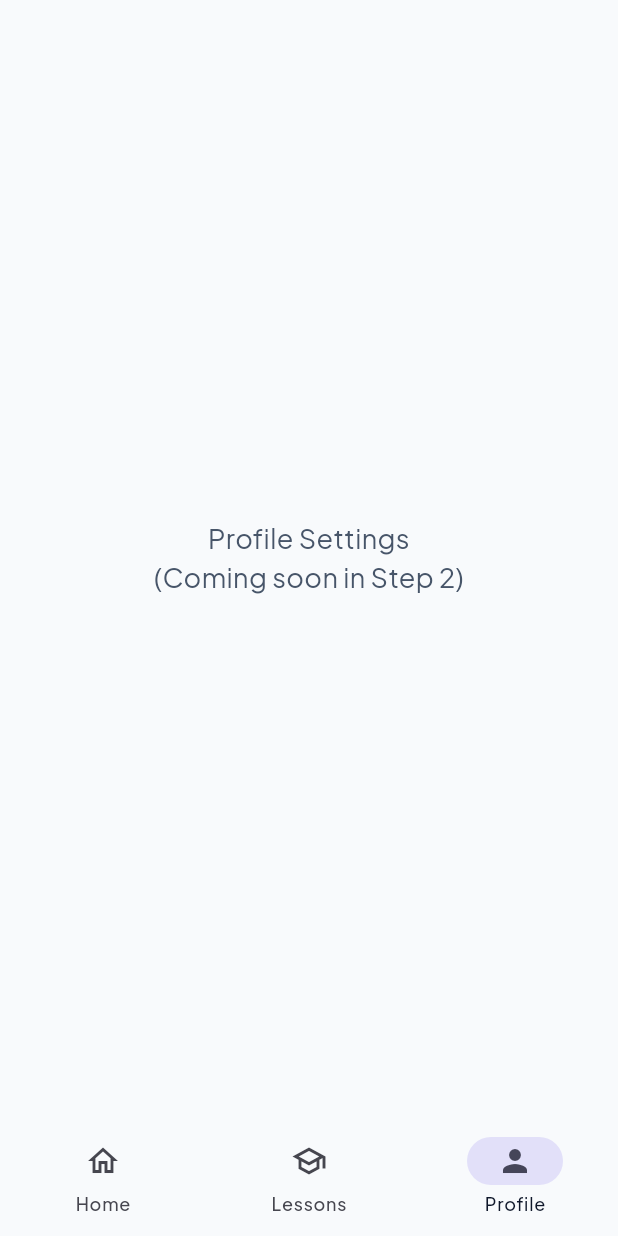
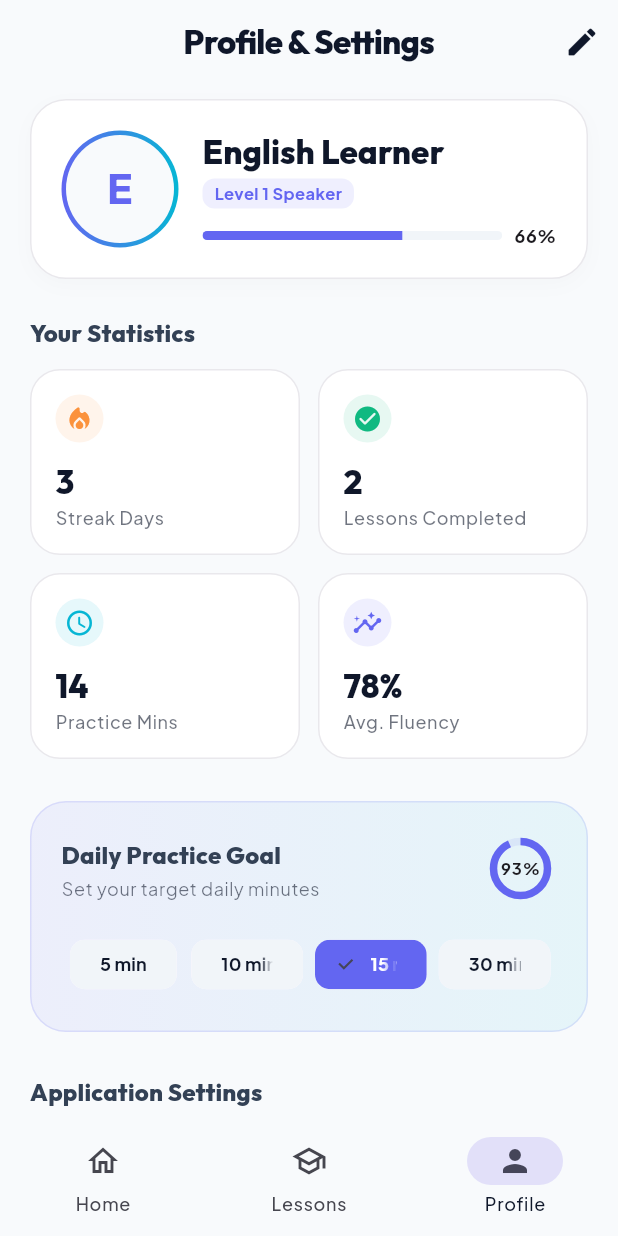
Before and after one commit to Vickey-m-victor/eloque, a Flutter app: the screen it shows after launch, item 3 of the bottom bar chosen, on a phone screen of 412 x 824 dp. Run offline on Flutter 3.47's test engine with Material 3 defaults, Android fonts, the light colour scheme and no system bars; our stand-ins replace google_fonts; missing offline and left inert: record.

Commit message:
did some edits on the profile screen

```diff
--- a/lib/screens/main_navigation_screen.dart
+++ b/lib/screens/main_navigation_screen.dart
@@ -1,6 +1,7 @@
 import 'package:flutter/material.dart';
 import 'home_screen.dart';
 import 'lesson_selection_screen.dart';
+import 'profile_screen.dart';
 
 class MainNavigationScreen extends StatefulWidget {
   const MainNavigationScreen({super.key});
@@ -15,13 +16,7 @@ class _MainNavigationScreenState extends State<MainNavigationScreen> {
   final List<Widget> _screens = [
     const HomeScreen(),
     const LessonSelectionScreen(),
-    const Center(
-      child: Text(
-        'Profile Settings\n(Coming soon in Step 2)',
-        textAlign: TextAlign.center,
-        style: TextStyle(fontSize: 18),
-      ),
-    ),
+    const ProfileScreen(),
   ];
 
   @override
--- /dev/null
+++ b/lib/screens/profile_screen.dart
@@ -0,0 +1,528 @@
+import 'package:flutter/material.dart';
+import 'package:provider/provider.dart';
+import '../providers/lesson_provider.dart';
+import '../providers/theme_provider.dart';
+
+class ProfileScreen extends StatefulWidget {
+  const ProfileScreen({super.key});
+
+  @override
+  State<ProfileScreen> createState() => _ProfileScreenState();
+}
+
+class _ProfileScreenState extends State<ProfileScreen> {
+  String _userName = 'English Learner';
+  int _dailyGoalMinutes = 15; // default daily goal
+
+  @override
+  Widget build(BuildContext context) {
+    final theme = Theme.of(context);
+    final isDark = theme.brightness == Brightness.dark;
+    final lessonProvider = Provider.of<LessonProvider>(context);
+    final themeProvider = Provider.of<ThemeProvider>(context);
+
+    // Calculate level based on completed lessons
+    final int userLevel = 1 + (lessonProvider.completedLessonsCount ~/ 3);
+    final int nextLevelLessons = (userLevel * 3);
+    final int prevLevelLessons = (userLevel - 1) * 3;
+    final double levelProgress = ((lessonProvider.completedLessonsCount - prevLevelLessons) / 3).clamp(0.0, 1.0);
+
+    // Calculate daily goal progress
+    final double dailyGoalProgress = (lessonProvider.totalPracticeMinutes / _dailyGoalMinutes).clamp(0.0, 1.0);
+
+    return Scaffold(
+      appBar: AppBar(
+        title: Text(
+          'Profile & Settings',
+          style: theme.textTheme.titleLarge?.copyWith(
+            fontWeight: FontWeight.w800,
+            letterSpacing: -0.5,
+          ),
+        ),
+        actions: [
+          IconButton(
+            icon: const Icon(Icons.edit_rounded),
+            tooltip: 'Edit Profile Name',
+            onPressed: _showEditNameDialog,
+          ),
+        ],
+      ),
+      body: SafeArea(
+        child: SingleChildScrollView(
+          padding: const EdgeInsets.symmetric(horizontal: 20, vertical: 10),
+          child: Column(
+            crossAxisAlignment: CrossAxisAlignment.start,
+            children: [
+              // 1. Profile Header Widget
+              _buildProfileHeader(theme, userLevel, levelProgress),
+              const SizedBox(height: 24),
+
+              // 2. Statistics Grid
+              _buildStatsGrid(context, lessonProvider, theme),
+              const SizedBox(height: 28),
+
+              // 3. Daily Practice Goal
+              _buildDailyGoalCard(theme, dailyGoalProgress),
+              const SizedBox(height: 28),
+
+              // 4. Settings Section
+              Text(
+                'Application Settings',
+                style: theme.textTheme.titleMedium?.copyWith(
+                  fontWeight: FontWeight.w800,
+                ),
+              ),
+              const SizedBox(height: 12),
+              _buildSettingsCard(context, themeProvider, theme, isDark),
+              const SizedBox(height: 32),
+            ],
+          ),
+        ),
+      ),
+    );
+  }
+
+  Widget _buildProfileHeader(ThemeData theme, int level, double progress) {
+    return Container(
+      padding: const EdgeInsets.all(20),
+      decoration: BoxDecoration(
+        color: theme.colorScheme.surface,
+        borderRadius: BorderRadius.circular(24),
+        border: Border.all(
+          color: theme.colorScheme.outlineVariant.withOpacity(0.4),
+        ),
+        boxShadow: [
+          BoxShadow(
+            color: Colors.black.withOpacity(0.02),
+            blurRadius: 10,
+            offset: const Offset(0, 4),
+          ),
+        ],
+      ),
+      child: Row(
+        children: [
+          // Avatar with gradient border
+          Container(
+            padding: const EdgeInsets.all(3),
+            decoration: BoxDecoration(
+              shape: BoxShape.circle,
+              gradient: LinearGradient(
+                colors: [theme.colorScheme.primary, theme.colorScheme.secondary],
+              ),
+            ),
+            child: CircleAvatar(
+              radius: 36,
+              backgroundColor: theme.colorScheme.background,
+              child: Text(
+                _userName.isNotEmpty ? _userName[0].toUpperCase() : 'U',
+                style: theme.textTheme.headlineMedium?.copyWith(
+                  fontWeight: FontWeight.bold,
+                  color: theme.colorScheme.primary,
+                ),
+              ),
+            ),
+          ),
+          const SizedBox(width: 16),
+          // User Details & Level Progress
+          Expanded(
+            child: Column(
+              crossAxisAlignment: CrossAxisAlignment.start,
+              children: [
+                Text(
+                  _userName,
+                  style: theme.textTheme.titleLarge?.copyWith(
+                    fontWeight: FontWeight.w800,
+                  ),
+                  maxLines: 1,
+                  overflow: TextOverflow.ellipsis,
+                ),
+                const SizedBox(height: 4),
+                Container(
+                  padding: const EdgeInsets.symmetric(horizontal: 8, vertical: 2),
+                  decoration: BoxDecoration(
+                    color: theme.colorScheme.primary.withOpacity(0.1),
+                    borderRadius: BorderRadius.circular(8),
+                  ),
+                  child: Text(
+                    'Level $level Speaker',
+                    style: TextStyle(
+                      color: theme.colorScheme.primary,
+                      fontSize: 11,
+                      fontWeight: FontWeight.bold,
+                    ),
+                  ),
+                ),
+                const SizedBox(height: 10),
+                // Level progress bar
+                Row(
+                  children: [
+                    Expanded(
+                      child: ClipRRect(
+                        borderRadius: BorderRadius.circular(4),
+                        child: LinearProgressIndicator(
+                          value: progress,
+                          minHeight: 6,
+                          backgroundColor: theme.colorScheme.surfaceVariant,
+                          color: theme.colorScheme.primary,
+                        ),
+                      ),
+                    ),
+                    const SizedBox(width: 8),
+                    Text(
+                      '${(progress * 100).toInt()}%',
+                      style: theme.textTheme.bodySmall?.copyWith(
+                        fontWeight: FontWeight.bold,
+                      ),
+                    ),
+                  ],
+                ),
+              ],
+            ),
+          ),
+        ],
+      ),
+    );
+  }
+
+  Widget _buildStatsGrid(BuildContext context, LessonProvider provider, ThemeData theme) {
+    return Column(
+      crossAxisAlignment: CrossAxisAlignment.start,
+      children: [
+        Text(
+          'Your Statistics',
+          style: theme.textTheme.titleMedium?.copyWith(
+            fontWeight: FontWeight.w800,
+          ),
+        ),
+        const SizedBox(height: 12),
+        Row(
+          children: [
+            Expanded(
+              child: _buildStatTile(
+                theme,
+                title: 'Streak Days',
+                value: '${provider.streakDays}',
+                icon: Icons.local_fire_department_rounded,
+                iconColor: const Color(0xFFFB923C),
+              ),
+            ),
+            const SizedBox(width: 12),
+            Expanded(
+              child: _buildStatTile(
+                theme,
+                title: 'Lessons Completed',
+                value: '${provider.completedLessonsCount}',
+                icon: Icons.check_circle_rounded,
+                iconColor: const Color(0xFF10B981),
+              ),
+            ),
+          ],
+        ),
+        const SizedBox(height: 12),
+        Row(
+          children: [
+            Expanded(
+              child: _buildStatTile(
+                theme,
+                title: 'Practice Mins',
+                value: '${provider.totalPracticeMinutes}',
+                icon: Icons.schedule_rounded,
+                iconColor: const Color(0xFF06B6D4),
+              ),
+            ),
+            const SizedBox(width: 12),
+            Expanded(
+              child: _buildStatTile(
+                theme,
+                title: 'Avg. Fluency',
+                value: '${provider.averageFluencyScore}%',
+                icon: Icons.insights_rounded,
+                iconColor: theme.colorScheme.primary,
+              ),
+            ),
+          ],
+        ),
+      ],
+    );
+  }
+
+  Widget _buildStatTile(
+    ThemeData theme, {
+    required String title,
+    required String value,
+    required IconData icon,
+    required Color iconColor,
+  }) {
+    return Container(
+      padding: const EdgeInsets.all(16),
+      decoration: BoxDecoration(
+        color: theme.colorScheme.surface,
+        borderRadius: BorderRadius.circular(20),
+        border: Border.all(
+          color: theme.colorScheme.outlineVariant.withOpacity(0.4),
+        ),
+      ),
+      child: Column(
+        crossAxisAlignment: CrossAxisAlignment.start,
+        children: [
+          Row(
+            mainAxisAlignment: MainAxisAlignment.spaceBetween,
+            children: [
+              Container(
+                padding: const EdgeInsets.all(6),
+                decoration: BoxDecoration(
+                  color: iconColor.withOpacity(0.1),
+                  shape: BoxShape.circle,
+                ),
+                child: Icon(icon, color: iconColor, size: 20),
+              ),
+            ],
+          ),
+          const SizedBox(height: 12),
+          Text(
+            value,
+            style: theme.textTheme.headlineMedium?.copyWith(
+              fontWeight: FontWeight.w800,
+              fontSize: 22,
+            ),
+          ),
+          const SizedBox(height: 2),
+          Text(
+            title,
+            style: theme.textTheme.bodySmall?.copyWith(
+              color: theme.colorScheme.onBackground.withOpacity(0.6),
+              fontWeight: FontWeight.w500,
+            ),
+          ),
+        ],
+      ),
+    );
+  }
+
+  Widget _buildDailyGoalCard(ThemeData theme, double progress) {
+    return Container(
+      padding: const EdgeInsets.all(20),
+      decoration: BoxDecoration(
+        gradient: LinearGradient(
+          colors: [
+            theme.colorScheme.primary.withOpacity(0.08),
+            theme.colorScheme.secondary.withOpacity(0.08),
+          ],
+        ),
+        borderRadius: BorderRadius.circular(24),
+        border: Border.all(
+          color: theme.colorScheme.primary.withOpacity(0.15),
+        ),
+      ),
+      child: Column(
+        crossAxisAlignment: CrossAxisAlignment.start,
+        children: [
+          Row(
+            mainAxisAlignment: MainAxisAlignment.spaceBetween,
+            children: [
+              Column(
+                crossAxisAlignment: CrossAxisAlignment.start,
+                children: [
+                  Text(
+                    'Daily Practice Goal',
+                    style: theme.textTheme.titleMedium?.copyWith(
+                      fontWeight: FontWeight.w800,
+                    ),
+                  ),
+                  const SizedBox(height: 2),
+                  Text(
+                    'Set your target daily minutes',
+                    style: theme.textTheme.bodySmall?.copyWith(
+                      color: theme.colorScheme.onBackground.withOpacity(0.6),
+                    ),
+                  ),
+                ],
+              ),
+              // Circular progress indicator
+              SizedBox(
+                height: 48,
+                width: 48,
+                child: Stack(
+                  alignment: Alignment.center,
+                  children: [
+                    CircularProgressIndicator(
+                      value: progress,
+                      backgroundColor: theme.colorScheme.primary.withOpacity(0.1),
+                      color: theme.colorScheme.primary,
+                      strokeWidth: 5,
+                    ),
+                    Text(
+                      '${(progress * 100).toInt()}%',
+                      style: theme.textTheme.labelSmall?.copyWith(
+                        fontWeight: FontWeight.bold,
+                      ),
+                    ),
+                  ],
+                ),
+              ),
+            ],
+          ),
+          const SizedBox(height: 16),
+          // Goal Selector Chips
+          Row(
+            mainAxisAlignment: MainAxisAlignment.spaceBetween,
+            children: [5, 10, 15, 30].map((minutes) {
+              final isSelected = _dailyGoalMinutes == minutes;
+              return Expanded(
+                child: Padding(
+                  padding: const EdgeInsets.symmetric(horizontal: 4.0),
+                  child: ChoiceChip(
+                    label: Text('$minutes min'),
+                    selected: isSelected,
+                    onSelected: (selected) {
+                      if (selected) {
+                        setState(() {
+                          _dailyGoalMinutes = minutes;
+                        });
+                      }
+                    },
+                    selectedColor: theme.colorScheme.primary,
+                    labelStyle: TextStyle(
+                      color: isSelected ? Colors.white : theme.colorScheme.onBackground,
+                      fontWeight: FontWeight.bold,
+                      fontSize: 12,
+                    ),
+                  ),
+                ),
+              );
+            }).toList(),
+          ),
+        ],
+      ),
+    );
+  }
+
+  Widget _buildSettingsCard(
+    BuildContext context,
+    ThemeProvider themeProvider,
+    ThemeData theme,
+    bool isDark,
+  ) {
+    return Container(
+      decoration: BoxDecoration(
+        color: theme.colorScheme.surface,
+        borderRadius: BorderRadius.circular(24),
+        border: Border.all(
+          color: theme.colorScheme.outlineVariant.withOpacity(0.4),
+        ),
+      ),
+      child: Column(
+        children: [
+          // Theme Toggle Row
+          ListTile(
+            leading: Icon(
+              isDark ? Icons.dark_mode_rounded : Icons.light_mode_rounded,
+              color: theme.colorScheme.primary,
+            ),
+            title: const Text(
+              'Dark Mode',
+              style: TextStyle(fontWeight: FontWeight.bold),
+            ),
+            trailing: Switch(
+              value: themeProvider.themeMode == ThemeMode.dark,
+              onChanged: (value) {
+                themeProvider.toggleTheme();
+              },
+            ),
+          ),
+          Divider(color: theme.colorScheme.outlineVariant.withOpacity(0.4), height: 1),
+          // Audio Storage info tile
+          ListTile(
+            leading: Icon(Icons.audio_file_rounded, color: theme.colorScheme.secondary),
+            title: const Text(
+              'Audio File Storage',
+              style: TextStyle(fontWeight: FontWeight.bold),
+            ),
+            subtitle: const Text('Saved inside App Documents'),
+            trailing: const Icon(Icons.info_outline_rounded),
+            onTap: () {
+              showDialog(
+                context: context,
+                builder: (context) => AlertDialog(
+                  title: const Text('Audio Storage Info'),
+                  content: const Text(
+                    'Your practice voice recordings are stored locally on your device in your private Documents directory as premium M4A files for compatibility and speech quality control.',
+                  ),
+                  actions: [
+                    TextButton(
+                      onPressed: () => Navigator.pop(context),
+                      child: const Text('OK'),
+                    ),
+                  ],
+                ),
+              );
+            },
+          ),
+          Divider(color: theme.colorScheme.outlineVariant.withOpacity(0.4), height: 1),
+          // About App Tile
+          ListTile(
+            leading: const Icon(Icons.info_outline_rounded, color: Colors.blueGrey),
+            title: const Text(
+              'About Eloque',
+              style: TextStyle(fontWeight: FontWeight.bold),
+            ),
+            subtitle: const Text('Version 1.0.0'),
+            onTap: () {
+              showAboutDialog(
+                context: context,
+                applicationName: 'Eloque',
+                applicationVersion: '1.0.0',
+                applicationIcon: Padding(
+                  padding: const EdgeInsets.all(8.0),
+                  child: Icon(Icons.waves_rounded, color: theme.colorScheme.primary, size: 40),
+                ),
+                children: const [
+                  Text(
+                    'Eloque is an advanced agentic teleprompter and speech fluency coaching application designed to help you practice presentation and speech clarity.',
+                  ),
+                ],
+              );
+            },
+          ),
+        ],
+      ),
+    );
+  }
+
+  void _showEditNameDialog() {
+    final TextEditingController controller = TextEditingController(text: _userName);
+    showDialog(
+      context: context,
+      builder: (context) {
+        return AlertDialog(
+          title: const Text('Edit Profile Name'),
+          content: TextField(
+            controller: controller,
+            decoration: const InputDecoration(
+              hintText: 'Enter name',
+            ),
+            autofocus: true,
+            maxLength: 20,
+          ),
+          actions: [
+            TextButton(
+              onPressed: () => Navigator.pop(context),
+              child: const Text('Cancel'),
+            ),
+            ElevatedButton(
+              onPressed: () {
+                setState(() {
+                  _userName = controller.text.trim().isNotEmpty
+                      ? controller.text.trim()
+                      : _userName;
+                });
+                Navigator.pop(context);
+              },
+              child: const Text('Save'),
+            ),
+          ],
+        );
+      },
+    );
+  }
+}
--- a/pubspec.yaml
+++ b/pubspec.yaml
@@ -34,7 +34,7 @@ dependencies:
   cupertino_icons: ^1.0.8
   provider: ^6.1.2
   google_fonts: ^6.2.1
-  record: ^5.1.2
+  record: ^6.2.1
   path_provider: ^2.1.3
 
 dev_dependencies:
```
Also changed, not shown: pubspec.lock, 1 other file.
